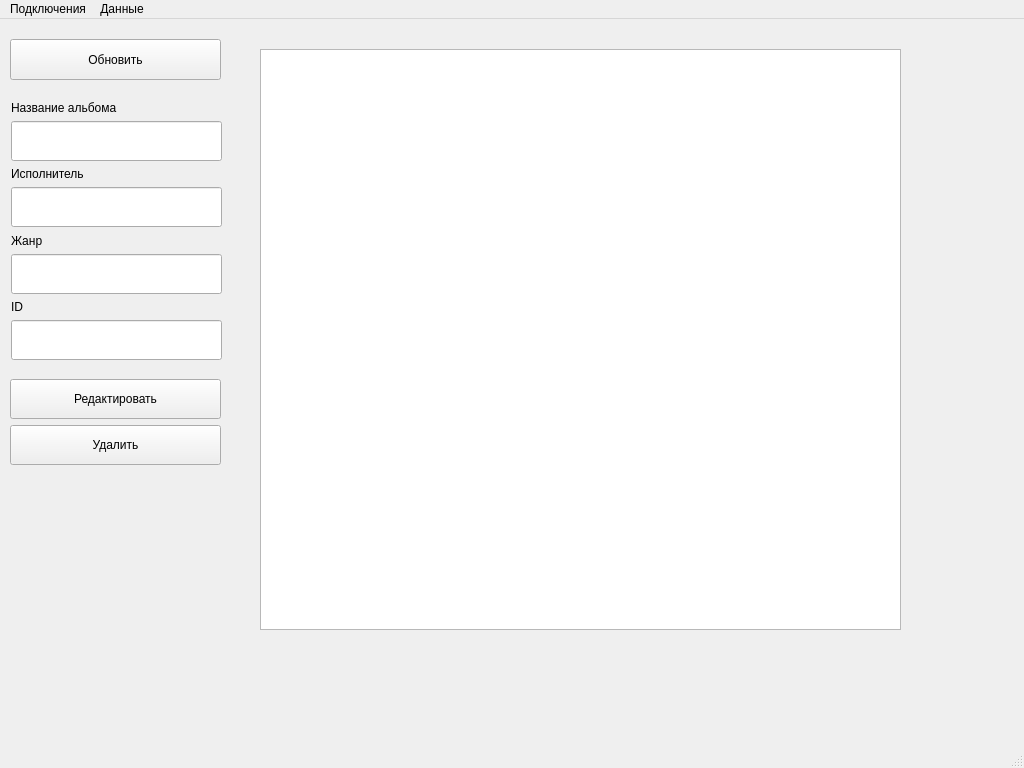
fptitsyn/labs, file mainwindow.ui: the form before one commit.
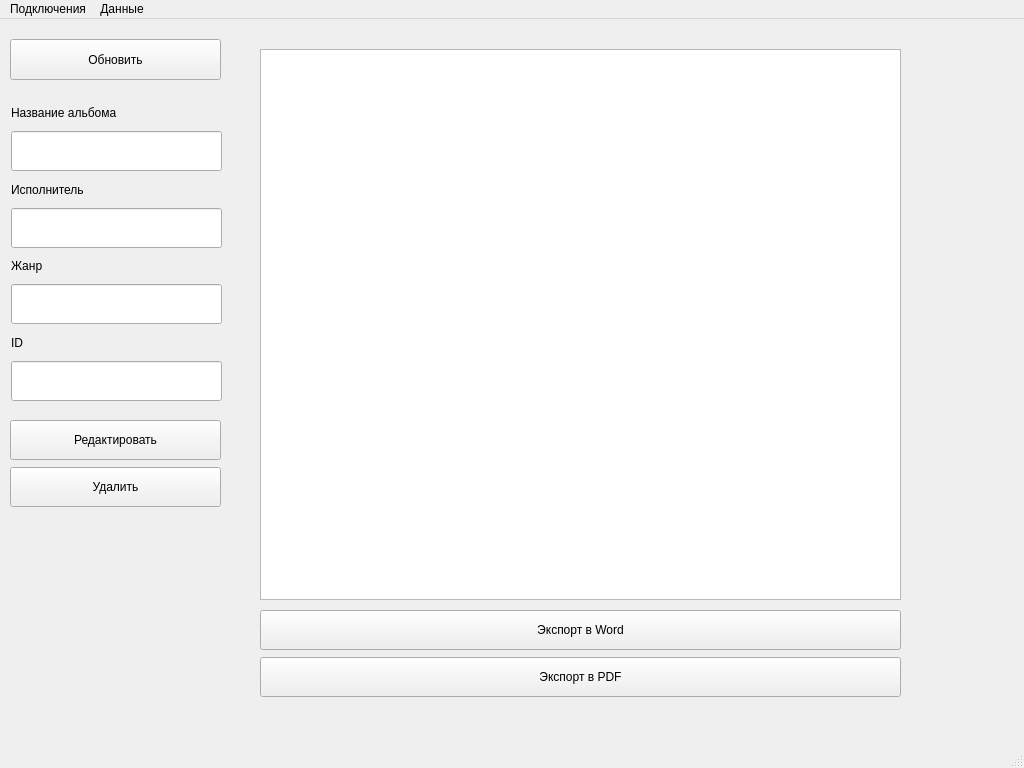
The form after the commit.

Commit message:
Added html, word, pdf report generation
lab 4 done

What changed in the file:
```diff
--- a/mainwindow.ui
+++ b/mainwindow.ui
@@ -20,7 +20,7 @@
       <x>260</x>
       <y>30</y>
       <width>641</width>
-      <height>581</height>
+      <height>551</height>
      </rect>
     </property>
     <property name="contextMenuPolicy">
@@ -47,9 +47,9 @@
     <property name="geometry">
      <rect>
       <x>10</x>
-      <y>360</y>
+      <y>400</y>
       <width>211</width>
-      <height>88</height>
+      <height>91</height>
      </rect>
     </property>
     <layout class="QVBoxLayout" name="controlButtons">
@@ -87,7 +87,7 @@
       <x>11</x>
       <y>81</y>
       <width>211</width>
-      <height>260</height>
+      <height>301</height>
      </rect>
     </property>
     <layout class="QVBoxLayout" name="inputInfo">
@@ -164,6 +164,44 @@
      </item>
     </layout>
    </widget>
+   <widget class="QWidget" name="">
+    <property name="geometry">
+     <rect>
+      <x>260</x>
+      <y>590</y>
+      <width>641</width>
+      <height>91</height>
+     </rect>
+    </property>
+    <layout class="QVBoxLayout" name="exportButtons">
+     <item>
+      <widget class="QPushButton" name="pushButton">
+       <property name="minimumSize">
+        <size>
+         <width>0</width>
+         <height>40</height>
+        </size>
+       </property>
+       <property name="text">
+        <string>Экспорт в Word</string>
+       </property>
+      </widget>
+     </item>
+     <item>
+      <widget class="QPushButton" name="pushButton_2">
+       <property name="minimumSize">
+        <size>
+         <width>0</width>
+         <height>40</height>
+        </size>
+       </property>
+       <property name="text">
+        <string>Экспорт в PDF</string>
+       </property>
+      </widget>
+     </item>
+    </layout>
+   </widget>
   </widget>
   <widget class="QMenuBar" name="menubar">
    <property name="geometry">
```
Left out of the diff: 2 changed lines with no effect on the pictures. The commit also changes 6 other files.
